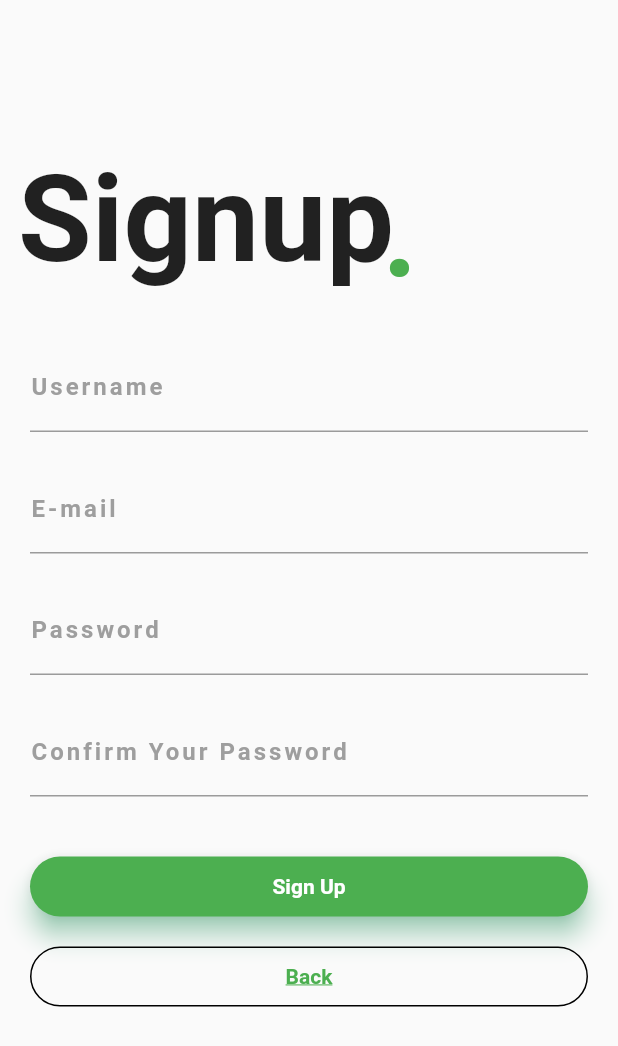
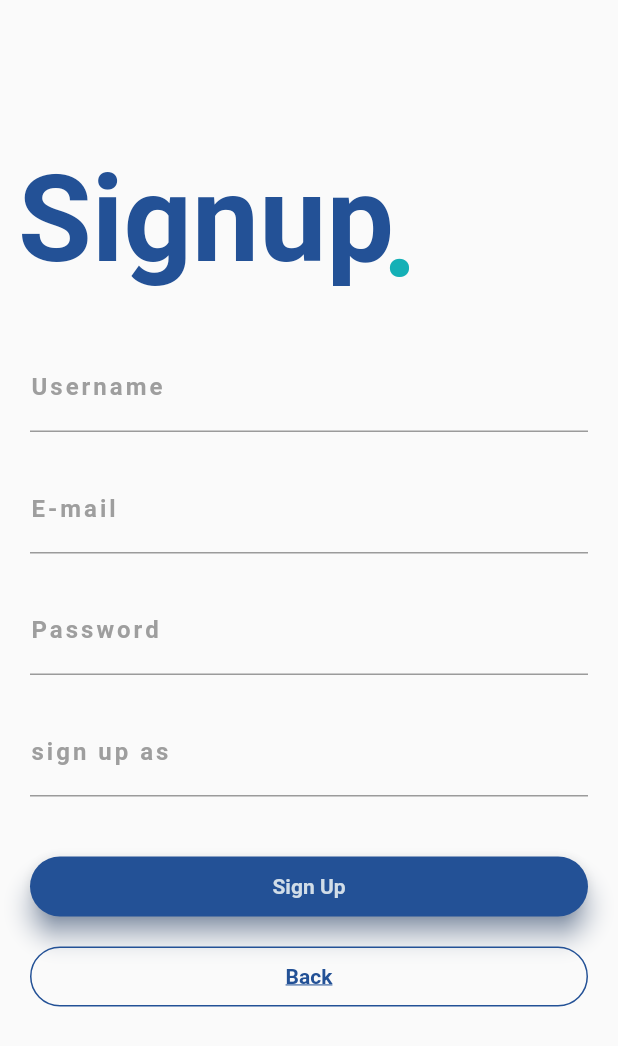
Before and after one commit to AbdelrahmanAshraf98/Software2-sprint2, a Flutter app: the SignUpPage screen opened directly, after a tap on "Sign Up", on a phone screen of 412 x 824 dp. Shown: the top 1046 px of the screen. Run offline on Flutter 3.47's test engine with Material 2 defaults, Android fonts, the phone set to English and light mode, and no system bars; our stand-ins replace cloud_firestore, firebase_auth, font_awesome_flutter, rflutter_alert; missing offline and left inert: dart:ffi, flappy_search_bar; accounts and stored records are empty; Roboto replaces fonts that are missing (Montserrat).

Commit message:
fixed login and sign up page

```diff
--- a/lib/main.dart
+++ b/lib/main.dart
@@ -2,13 +2,14 @@ import 'package:flutter/material.dart';
 import 'package:pharmacyapp/cart.dart';
 import 'package:pharmacyapp/pharmacy_home.dart';
 import 'package:pharmacyapp/search_screen.dart';
+import 'package:pharmacyapp/signup.dart';
 import 'package:pharmacyapp/welcome.dart';
 import 'DrugsList.dart';
 import 'customer.dart';
 import 'addDrugs.dart';
 import 'test.dart';
 import 'userhome.dart';
-import 'phar_home.dart';
+import 'pharmacy_home.dart';
 
 void main() => runApp(Main());
 
@@ -22,7 +23,7 @@ class Main extends StatelessWidget {
         primaryColor: Colors.blue[300],
         scaffoldBackgroundColor: Colors.red[20],
       ),
-      home: PharmacyHome(),
+      home: WelcomePage(),
     );
   }
 }
--- a/lib/signup.dart
+++ b/lib/signup.dart
@@ -1,37 +1,24 @@
 import 'package:flutter/cupertino.dart';
 import 'package:flutter/material.dart';
-import 'main.dart';
+import 'package:pharmacyapp/Constants.dart';
+import 'package:firebase_auth/firebase_auth.dart';
+import 'package:pharmacyapp/userhome.dart';
+import 'package:pharmacyapp/welcome.dart';
+import 'pharmacy_home.dart';
+import 'package:rflutter_alert/rflutter_alert.dart';
 
-
-class SignUp extends StatelessWidget {
-  @override
-  Widget build(BuildContext context) {
-    return new MaterialApp(
-
-      debugShowCheckedModeBanner: false,
-//        routes: <String, WidgetBuilder>{
-//          '/main': (context) => MyHomePage(),
-//        }
-    );
-  }
-}
 
 class SignUpPage extends StatefulWidget {
   @override
   _SignUpPage createState() => _SignUpPage();
 }
 
-class _SignUpPage extends State<SignUpPage>{
-
-final formKey = GlobalKey<FormState>();
-    String _email, _password;
-  //Sign In funcation
-  void register() async{
-   //  FirebaseUser user = await FirebaseAuth.instance.createUserWithEmailAndPassword(email: _email,password: _password);
- }
+class _SignUpPage extends State<SignUpPage> {
+  final _auth = FirebaseAuth.instance;
+  String email, password, username, type;
 
   @override
-  Widget build(BuildContext context){
+  Widget build(BuildContext context) {
     return new Scaffold(
         resizeToAvoidBottomInset: false,
         body: Column(
@@ -45,8 +32,9 @@ final formKey = GlobalKey<FormState>();
                       child: Text(
                         'Signup',
                         style: TextStyle(
-                          fontSize: 80.0, fontWeight: FontWeight.bold
-                      ),
+                            color: P_color,
+                            fontSize: 80.0,
+                            fontWeight: FontWeight.bold),
                       ),
                     ),
                     Container(
@@ -54,8 +42,9 @@ final formKey = GlobalKey<FormState>();
                       child: Text(
                         '.',
                         style: TextStyle(
-                          fontSize: 80.0, fontWeight: FontWeight.bold, color: Colors.green
-                      ),
+                            fontSize: 80.0,
+                            fontWeight: FontWeight.bold,
+                            color: S_color),
                       ),
                     ),
                   ],
@@ -63,8 +52,7 @@ final formKey = GlobalKey<FormState>();
               ),
               Container(
                   padding: EdgeInsets.only(top: 25.0, left: 20.0, right: 20.0),
-                child: Column(
-                  children: <Widget>[
+                  child: Column(children: <Widget>[
                     TextField(
                       decoration: InputDecoration(
                           labelText: 'Username',
@@ -72,79 +60,105 @@ final formKey = GlobalKey<FormState>();
                               fontFamily: 'Montserrat',
                               fontWeight: FontWeight.bold,
                               color: Colors.grey,
-                              letterSpacing: 2.0
-                          ),
+                              letterSpacing: 2.0),
                           focusedBorder: UnderlineInputBorder(
-                              borderSide: BorderSide(color: Colors.green)
-                          )
-                      ),
+                              borderSide: BorderSide(color: P_color))),
                     ),
                     SizedBox(height: 22.0),
                     TextField(
+                      onChanged: (value) {
+                        email = value;
+                      },
                       decoration: InputDecoration(
                           labelText: 'E-mail',
                           labelStyle: TextStyle(
                               fontFamily: 'Montserrat',
                               fontWeight: FontWeight.bold,
                               color: Colors.grey,
-                              letterSpacing: 2.0
-                          ),
+                              letterSpacing: 2.0),
                           focusedBorder: UnderlineInputBorder(
-                              borderSide: BorderSide(color: Colors.green)
-                          )
-                      ),
+                              borderSide: BorderSide(color: P_color))),
                     ),
                     SizedBox(height: 22.0),
                     TextField(
+                      onChanged: (value) {
+                        password = value;
+                      },
                       decoration: InputDecoration(
                           labelText: 'Password',
                           labelStyle: TextStyle(
                               fontFamily: 'Montserrat',
                               fontWeight: FontWeight.bold,
                               color: Colors.grey,
-                              letterSpacing: 2.0
-                          ),
+                              letterSpacing: 2.0),
                           focusedBorder: UnderlineInputBorder(
-                              borderSide: BorderSide(color: Colors.green)
-                          )
-                      ),
+                              borderSide: BorderSide(color: P_color))),
                       obscureText: true,
                     ),
                     SizedBox(height: 22.0),
                     TextField(
+                      onChanged: (value) {
+                        type = value;
+                      },
                       decoration: InputDecoration(
-                          labelText: 'Confirm Your Password',
+                          labelText: 'sign up as',
+                          hintText: 'type user or pharmacy',
                           labelStyle: TextStyle(
                               fontFamily: 'Montserrat',
                               fontWeight: FontWeight.bold,
                               color: Colors.grey,
-                              letterSpacing: 2.0
-                          ),
+                              letterSpacing: 2.0),
                           focusedBorder: UnderlineInputBorder(
-                              borderSide: BorderSide(color: Colors.green)
-                          )
-                      ),
+                              borderSide: BorderSide(color: P_color))),
                       obscureText: true,
                     ),
-
                     SizedBox(height: 40.0),
                     Container(
                       height: 40.0,
                       child: Material(
                         borderRadius: BorderRadius.circular(20.0),
-                        shadowColor: Colors.greenAccent,
-                        color: Colors.green,
+                        shadowColor: P_color,
+                        color: P_color,
                         elevation: 7.0,
                         child: GestureDetector(
-                          onTap: register,
+                          onTap: () async {
+                            try{
+                              final newuser =
+                                await _auth.createUserWithEmailAndPassword(
+                                    email: email, password: password);
+                            if (newuser != null) {
+                              //TODO::nadef el data l tabel el user email w password w type
+                              if (type.toLowerCase() == 'user') {
+                                Navigator.push(
+                                  context,
+                                  MaterialPageRoute(builder: (context) {
+                                    return UserHome();
+                                  }),
+                                );
+                              } else {
+                                Navigator.push(
+                                  context,
+                                  MaterialPageRoute(builder: (context) {
+                                    return PharmacyHome();
+                                  }),
+                                );
+                              }
+                            }}
+                            catch(e) {
+                              Alert(
+                                context: context,
+                                title: 'invalid input',
+                                desc: e,
+                              ).show();
+                            }
+                          },
                           child: Center(
                             child: Text(
                               'Sign Up',
                               style: TextStyle(
-                                  color: Colors.white,
+                                  color: L_color,
                                   fontWeight: FontWeight.bold,
-                                  fontFamily: 'Montserrat'
-                              ),
+                                  fontFamily: 'Montserrat'),
                             ),
                           ),
                         ),
@@ -157,10 +171,9 @@ final formKey = GlobalKey<FormState>();
                       child: Container(
                         decoration: BoxDecoration(
                           border: Border.all(
-                  color: Colors.black,
+                              color: P_color,
                               style: BorderStyle.solid,
-                  width: 1.0
-                  ),
+                              width: 1.0),
                           color: Colors.transparent,
                           borderRadius: BorderRadius.circular(20.0),
                         ),
@@ -168,29 +181,24 @@ final formKey = GlobalKey<FormState>();
                           mainAxisAlignment: MainAxisAlignment.center,
                           children: <Widget>[
                             InkWell(
-                      onTap: () {
-                        //Going To Singup Page Button
-                        Navigator.pushNamed(context,'/main');
-                      },
+                              onTap:(){
+                                Navigator.push(context, MaterialPageRoute(builder: (context){
+                                  return WelcomePage();
+                                }),);
+                              } ,
                                 child: Text(
                               'Back',
                               style: TextStyle(
-                      color: Colors.green,
+                                  color: P_color,
                                   fontFamily: 'Montserrat',
                                   fontWeight: FontWeight.bold,
-                      decoration: TextDecoration.underline
-                  ),
-                )
-              )
+                                  decoration: TextDecoration.underline),
+                            )),
                           ],
                         ),
                       ),
                     )
-        ]
-      )
-        )
-      ]
-    )
-    );
+                  ]))
+            ]));
   }
 }
--- a/lib/welcome.dart
+++ b/lib/welcome.dart
@@ -31,7 +31,7 @@ class WelcomePage extends StatelessWidget {
                 onTap: () {
                   print('Sign up');
                   Navigator.push(context, MaterialPageRoute(builder: (context){
-                    return SignUp();
+                    return SignUpPage();
                   }),);
                 },
                 child: Padding(
--- a/pubspec.yaml
+++ b/pubspec.yaml
@@ -15,10 +15,9 @@ dependencies:
   flappy_search_bar: ^1.7.2
   validators: ^2.0.0
   curved_navigation_bar: ^0.3.2
-   cloud_firestore: ^0.13.0+1
-  font_awesome_flutter: ^8.8.1
+  cloud_firestore: ^0.13.0+1
   firebase_auth: ^0.16.1
-
+  rflutter_alert: ^1.0.3
 
 dev_dependencies:
   flutter_test:
```
Also changed, not shown: lib/login.dart (+90 -82 lines), pubspec.lock. Lines whose indentation alone changed are shown as unchanged.
